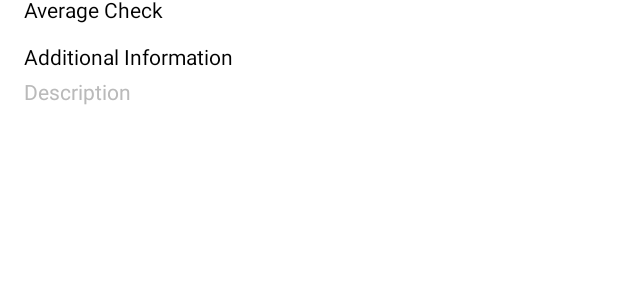
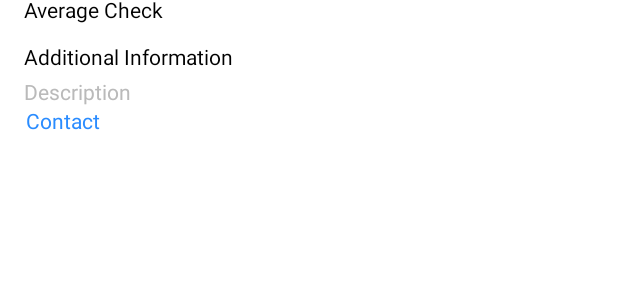
Before and after one commit to rybakova-auca-2021/Neobis_Android_TourGuide, an Android app: the layout fragment_detail.xml on its own in the app's theme, with its tools: preview values and no code run, on a phone screen of 412 x 824 dp. Shown: the part 478-781 px from the top of the screen. Run offline under Robolectric (Android 15) with nearby library versions, the phone set to English and light mode, and no system bars.

Commit message:
finish project

```diff
--- a/app/src/main/java/com/example/tourguide/CinemaFragment.kt
+++ b/app/src/main/java/com/example/tourguide/CinemaFragment.kt
@@ -26,11 +26,12 @@ class CinemaFragment : Fragment(), Adapter.Listener {
         val list = arrayListOf(
             Place(R.drawable.tsum, getString(R.string.tsum_title), getString(R.string.tsum_address), getString(
                 R.string.tsum_time), getString(R.string.tsum_distance), getString(R.string.tsum_price),
-                getString(R.string.tsum_description), getString(R.string.cinema_tsum),getString(R.string.tsum_location)),
+                getString(R.string.tsum_description), getString(R.string.cinema_tsum),getString(R.string.tsum_location), getString(
+                                    R.string.tsum_conatct)),
             Place(R.drawable.broadway, getString(R.string.broadway_title), getString(R.string.broadway_address), getString(
                 R.string.broadway_time), getString(R.string.broadway_distance), getString(R.string.broadway_price),
                 getString(R.string.broadway_description), getString(R.string.cinema_broadway),getString(
-                                    R.string.broadway_location))
+                                    R.string.broadway_location), getString(R.string.broadway_contact))
         )
         binding.recyclerViewCinemas.adapter = Adapter(list, this)
         return binding.root
--- a/app/src/main/java/com/example/tourguide/FitnessCenterFragment.kt
+++ b/app/src/main/java/com/example/tourguide/FitnessCenterFragment.kt
@@ -26,10 +26,12 @@ class FitnessCenterFragment : Fragment(), Adapter.Listener {
         val list = arrayListOf(
             Place(R.drawable.dasmia, getString(R.string.dasmia_name), getString(R.string.dasmia_address),
                 getString(R.string.dasmia_time), getString(R.string.dasmia_distance), getString(R.string.dasmia_price),
-                getString(R.string.dasmia_description),getString(R.string.dasmia_info), getString(R.string.dasmia_location)),
+                getString(R.string.dasmia_description),getString(R.string.dasmia_info), getString(R.string.dasmia_location), getString(
+                                    R.string.dasmia_contact)),
             Place(R.drawable.world_class, getString(R.string.world_class_name), getString(R.string.world_class_address),
                 getString(R.string.world_class_time), getString(R.string.world_class_distance), getString(R.string.world_class_price),
-                getString(R.string.world_class_description), getString(R.string.world_class_info), getString(R.string.world_class_location))
+                getString(R.string.world_class_description), getString(R.string.world_class_info), getString(R.string.world_class_location), getString(
+                                    R.string.world_class_contact))
         )
         binding.recyclerViewFitnessCenter.adapter = Adapter(list, this)
         return binding.root
--- a/app/src/main/java/com/example/tourguide/Place.kt
+++ b/app/src/main/java/com/example/tourguide/Place.kt
@@ -12,5 +12,6 @@ class Place(
     val averageCheck: String?,
     val description: String?,
     val additionalInformation: String,
-    private val location: String?
+    private val location: String?,
+    val contact: String
 ) : Parcelable
--- a/app/src/main/res/layout/fragment_detail.xml
+++ b/app/src/main/res/layout/fragment_detail.xml
@@ -133,6 +133,16 @@
                 app:layout_constraintStart_toStartOf="@+id/detail_additionalInformation"
                 app:layout_constraintTop_toBottomOf="@+id/detail_additionalInformation"
                 tools:ignore="TextContrastCheck" />
+
+            <TextView
+                android:id="@+id/Contact"
+                android:layout_width="wrap_content"
+                android:layout_height="wrap_content"
+                android:layout_marginStart="1dp"
+                android:text="Contact"
+                android:textColor="@color/nameOfPlace"
+                app:layout_constraintStart_toStartOf="@+id/detail_description"
+                app:layout_constraintTop_toBottomOf="@+id/detail_description" />
         </androidx.constraintlayout.widget.ConstraintLayout>
 
     </androidx.cardview.widget.CardView>
```
Also changed, not shown: app/src/main/java/com/example/tourguide/DetailFragment.kt (+12 -0 lines), app/src/main/java/com/example/tourguide/RestaurantFragment.kt (+10 -5 lines), app/src/main/res/values/strings.xml (+9 -0 lines).
